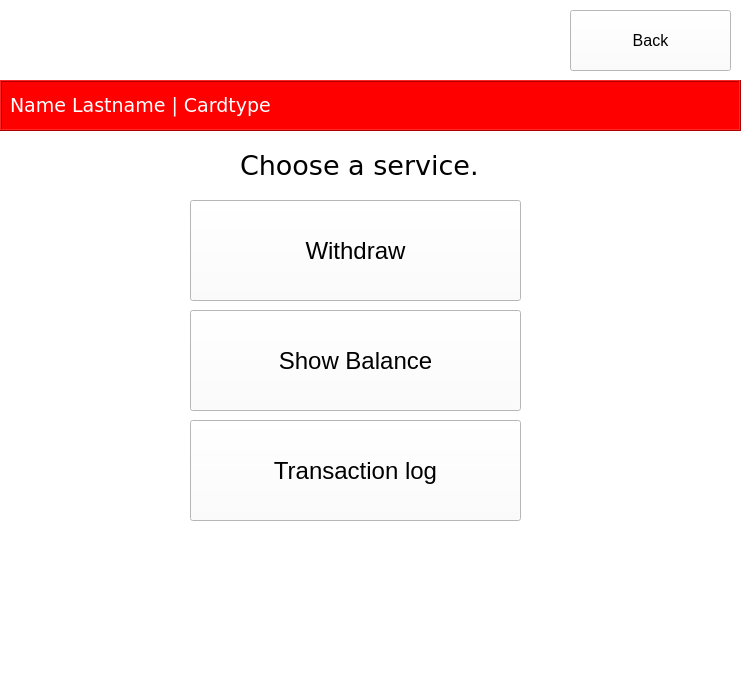
This is ATM/AccountMenu.ui in tvt20kmo-ohjelmistokehitysprojekti/Group7 as Qt 5 draws it before an edit. The edited form follows.
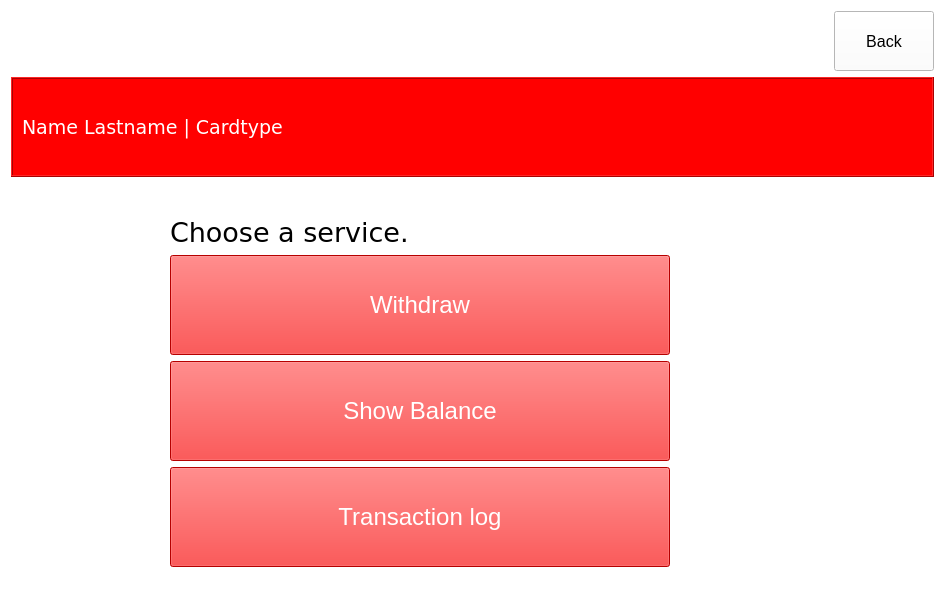
This is the edited form. Icons and pictures are not drawn.

Patch:
```diff
--- a/ATM/AccountMenu.ui
+++ b/ATM/AccountMenu.ui
@@ -6,8 +6,8 @@
    <rect>
     <x>0</x>
     <y>0</y>
-    <width>742</width>
-    <height>680</height>
+    <width>945</width>
+    <height>610</height>
    </rect>
   </property>
   <property name="windowTitle">
@@ -16,71 +16,26 @@
   <property name="styleSheet">
    <string notr="true">background-color:white;</string>
   </property>
-  <widget class="QPushButton" name="withdrawBtn">
-   <property name="geometry">
-    <rect>
-     <x>190</x>
-     <y>200</y>
-     <width>331</width>
-     <height>101</height>
-    </rect>
-   </property>
-   <property name="font">
-    <font>
-     <pointsize>18</pointsize>
-    </font>
-   </property>
-   <property name="styleSheet">
-    <string notr="true"/>
-   </property>
-   <property name="text">
-    <string>Withdraw</string>
-   </property>
-  </widget>
-  <widget class="QPushButton" name="balanceBtn">
-   <property name="geometry">
-    <rect>
-     <x>190</x>
-     <y>310</y>
-     <width>331</width>
-     <height>101</height>
-    </rect>
-   </property>
-   <property name="font">
-    <font>
-     <pointsize>18</pointsize>
-    </font>
-   </property>
-   <property name="text">
-    <string>Show Balance</string>
-   </property>
-  </widget>
-  <widget class="QPushButton" name="transactiondBtn">
-   <property name="geometry">
-    <rect>
-     <x>190</x>
-     <y>420</y>
-     <width>331</width>
-     <height>101</height>
-    </rect>
-   </property>
-   <property name="font">
-    <font>
-     <pointsize>18</pointsize>
-    </font>
-   </property>
-   <property name="text">
-    <string>Transaction log</string>
-   </property>
-  </widget>
+  <layout class="QGridLayout" name="gridLayout">
+   <item row="1" column="0" colspan="4">
   <widget class="QFrame" name="frame">
-   <property name="geometry">
-    <rect>
-     <x>0</x>
-     <y>80</y>
-     <width>741</width>
-     <height>51</height>
-    </rect>
+     <property name="sizePolicy">
+      <sizepolicy hsizetype="Minimum" vsizetype="Minimum">
+       <horstretch>0</horstretch>
+       <verstretch>0</verstretch>
+      </sizepolicy>
+     </property>
+     <property name="minimumSize">
+      <size>
+       <width>400</width>
+       <height>100</height>
+      </size>
+     </property>
+     <property name="maximumSize">
+      <size>
+       <width>16777215</width>
+       <height>100</height>
+      </size>
    </property>
    <property name="palette">
     <palette>
@@ -220,6 +175,15 @@
         </color>
        </brush>
       </colorrole>
+        <colorrole role="PlaceholderText">
+         <brush brushstyle="NoBrush">
+          <color alpha="128">
+           <red>0</red>
+           <green>0</green>
+           <blue>0</blue>
+          </color>
+         </brush>
+        </colorrole>
      </active>
      <inactive>
       <colorrole role="WindowText">
@@ -357,6 +321,15 @@
         </color>
        </brush>
       </colorrole>
+        <colorrole role="PlaceholderText">
+         <brush brushstyle="NoBrush">
+          <color alpha="128">
+           <red>0</red>
+           <green>0</green>
+           <blue>0</blue>
+          </color>
+         </brush>
+        </colorrole>
      </inactive>
      <disabled>
       <colorrole role="WindowText">
@@ -494,6 +467,15 @@
         </color>
        </brush>
       </colorrole>
+        <colorrole role="PlaceholderText">
+         <brush brushstyle="NoBrush">
+          <color alpha="128">
+           <red>0</red>
+           <green>0</green>
+           <blue>0</blue>
+          </color>
+         </brush>
+        </colorrole>
      </disabled>
     </palette>
    </property>
@@ -509,15 +491,9 @@
    <property name="frameShadow">
     <enum>QFrame::Raised</enum>
    </property>
+     <layout class="QGridLayout" name="gridLayout_2">
+      <item row="0" column="0">
    <widget class="QLabel" name="nameLbl">
-    <property name="geometry">
-     <rect>
-      <x>10</x>
-      <y>10</y>
-      <width>521</width>
-      <height>31</height>
-     </rect>
-    </property>
     <property name="font">
      <font>
       <family>Verdana</family>
@@ -534,16 +510,87 @@
      <enum>Qt::AutoText</enum>
     </property>
    </widget>
-  </widget>
+      </item>
+     </layout>
+    </widget>
+   </item>
+   <item row="5" column="1">
+    <widget class="QPushButton" name="withdrawBtn">
+     <property name="sizePolicy">
+      <sizepolicy hsizetype="Minimum" vsizetype="Minimum">
+       <horstretch>0</horstretch>
+       <verstretch>0</verstretch>
+      </sizepolicy>
+     </property>
+     <property name="minimumSize">
+      <size>
+       <width>500</width>
+       <height>100</height>
+      </size>
+     </property>
+     <property name="maximumSize">
+      <size>
+       <width>500</width>
+       <height>100</height>
+      </size>
+     </property>
+     <property name="font">
+      <font>
+       <pointsize>18</pointsize>
+      </font>
+     </property>
+     <property name="styleSheet">
+      <string notr="true">color: rgb(255, 255, 255);
+background-color: red;</string>
+     </property>
+     <property name="text">
+      <string>Withdraw</string>
+     </property>
+    </widget>
+   </item>
+   <item row="6" column="1">
+    <widget class="QPushButton" name="balanceBtn">
+     <property name="sizePolicy">
+      <sizepolicy hsizetype="Minimum" vsizetype="Minimum">
+       <horstretch>0</horstretch>
+       <verstretch>0</verstretch>
+      </sizepolicy>
+     </property>
+     <property name="minimumSize">
+      <size>
+       <width>500</width>
+       <height>100</height>
+      </size>
+     </property>
+     <property name="maximumSize">
+      <size>
+       <width>500</width>
+       <height>100</height>
+      </size>
+     </property>
+     <property name="font">
+      <font>
+       <pointsize>18</pointsize>
+      </font>
+     </property>
+     <property name="styleSheet">
+      <string notr="true">color: rgb(255, 255, 255);
+background-color: red;</string>
+     </property>
+     <property name="text">
+      <string>Show Balance</string>
+     </property>
+    </widget>
+   </item>
+   <item row="3" column="0" alignment="Qt::AlignHCenter">
+    <widget class="QLabel" name="label">
+     <property name="text">
+      <string/>
+     </property>
+    </widget>
+   </item>
+   <item row="0" column="0">
   <widget class="QLabel" name="imgLbl">
-   <property name="geometry">
-    <rect>
-     <x>10</x>
-     <y>10</y>
-     <width>191</width>
-     <height>61</height>
-    </rect>
-   </property>
    <property name="frameShape">
     <enum>QFrame::NoFrame</enum>
    </property>
@@ -557,15 +604,9 @@
     <pixmap>ATM_Logo.bmp</pixmap>
    </property>
   </widget>
+   </item>
+   <item row="3" column="1">
   <widget class="QLabel" name="chooseLbl">
-   <property name="geometry">
-    <rect>
-     <x>240</x>
-     <y>150</y>
-     <width>241</width>
-     <height>31</height>
-    </rect>
-   </property>
    <property name="palette">
     <palette>
      <active>
@@ -670,14 +711,67 @@
     <string>Choose a service.</string>
    </property>
   </widget>
+   </item>
+   <item row="7" column="1">
+    <widget class="QPushButton" name="transactiondBtn">
+     <property name="sizePolicy">
+      <sizepolicy hsizetype="Minimum" vsizetype="Minimum">
+       <horstretch>0</horstretch>
+       <verstretch>0</verstretch>
+      </sizepolicy>
+     </property>
+     <property name="minimumSize">
+      <size>
+       <width>500</width>
+       <height>100</height>
+      </size>
+     </property>
+     <property name="maximumSize">
+      <size>
+       <width>500</width>
+       <height>100</height>
+      </size>
+     </property>
+     <property name="font">
+      <font>
+       <pointsize>18</pointsize>
+      </font>
+     </property>
+     <property name="styleSheet">
+      <string notr="true">color: rgb(255, 255, 255);
+background-color: red;</string>
+     </property>
+     <property name="text">
+      <string>Transaction log</string>
+     </property>
+    </widget>
+   </item>
+   <item row="12" column="0" alignment="Qt::AlignHCenter">
+    <widget class="QLabel" name="label_2">
+     <property name="text">
+      <string/>
+     </property>
+    </widget>
+   </item>
+   <item row="0" column="3">
   <widget class="QPushButton" name="pushButton">
-   <property name="geometry">
-    <rect>
-     <x>570</x>
-     <y>10</y>
-     <width>161</width>
-     <height>61</height>
-    </rect>
+     <property name="sizePolicy">
+      <sizepolicy hsizetype="Minimum" vsizetype="Minimum">
+       <horstretch>0</horstretch>
+       <verstretch>0</verstretch>
+      </sizepolicy>
+     </property>
+     <property name="minimumSize">
+      <size>
+       <width>100</width>
+       <height>60</height>
+      </size>
+     </property>
+     <property name="maximumSize">
+      <size>
+       <width>100</width>
+       <height>60</height>
+      </size>
    </property>
    <property name="font">
     <font>
@@ -688,6 +782,25 @@
     <string>Back</string>
    </property>
   </widget>
+   </item>
+   <item row="2" column="1">
+    <widget class="QLabel" name="label_3">
+     <property name="text">
+      <string/>
+     </property>
+    </widget>
+   </item>
+  </layout>
+  <zorder>pushButton</zorder>
+  <zorder>label</zorder>
+  <zorder>imgLbl</zorder>
+  <zorder>label_2</zorder>
+  <zorder>frame</zorder>
+  <zorder>withdrawBtn</zorder>
+  <zorder>balanceBtn</zorder>
+  <zorder>transactiondBtn</zorder>
+  <zorder>chooseLbl</zorder>
+  <zorder>label_3</zorder>
  </widget>
  <resources/>
  <connections/>
```
Lines whose indentation alone changed are shown as unchanged.
